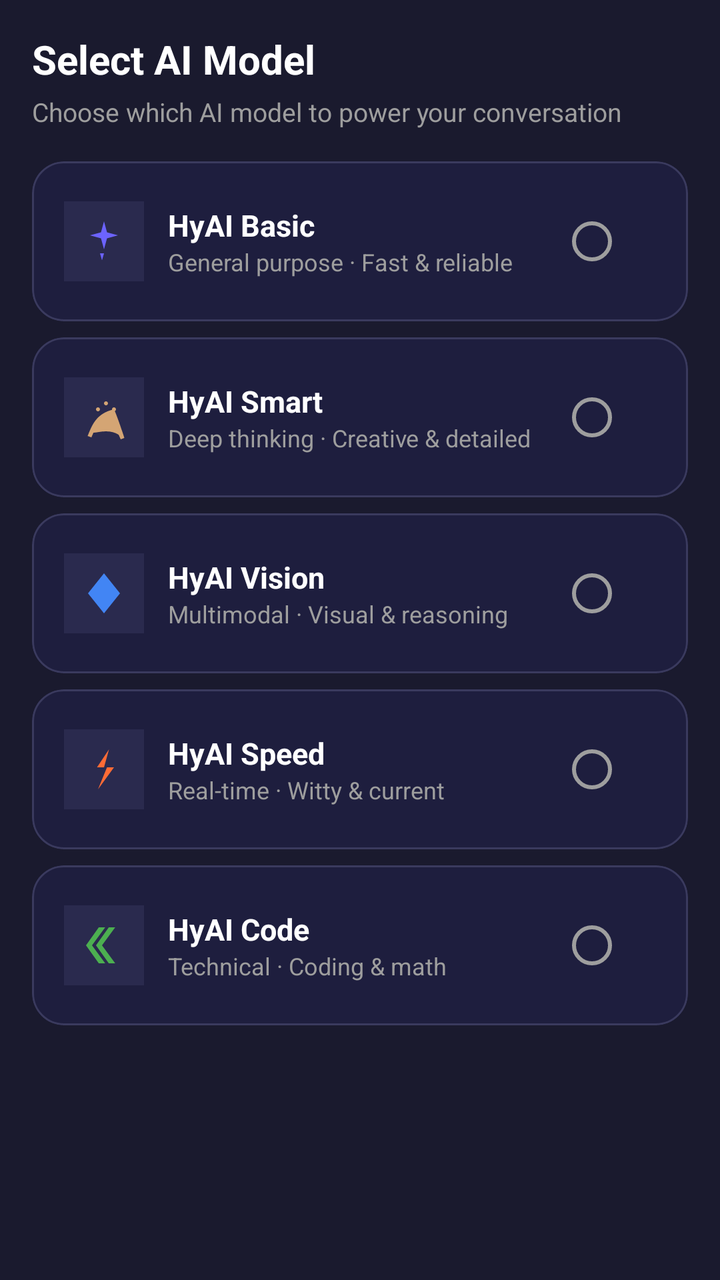
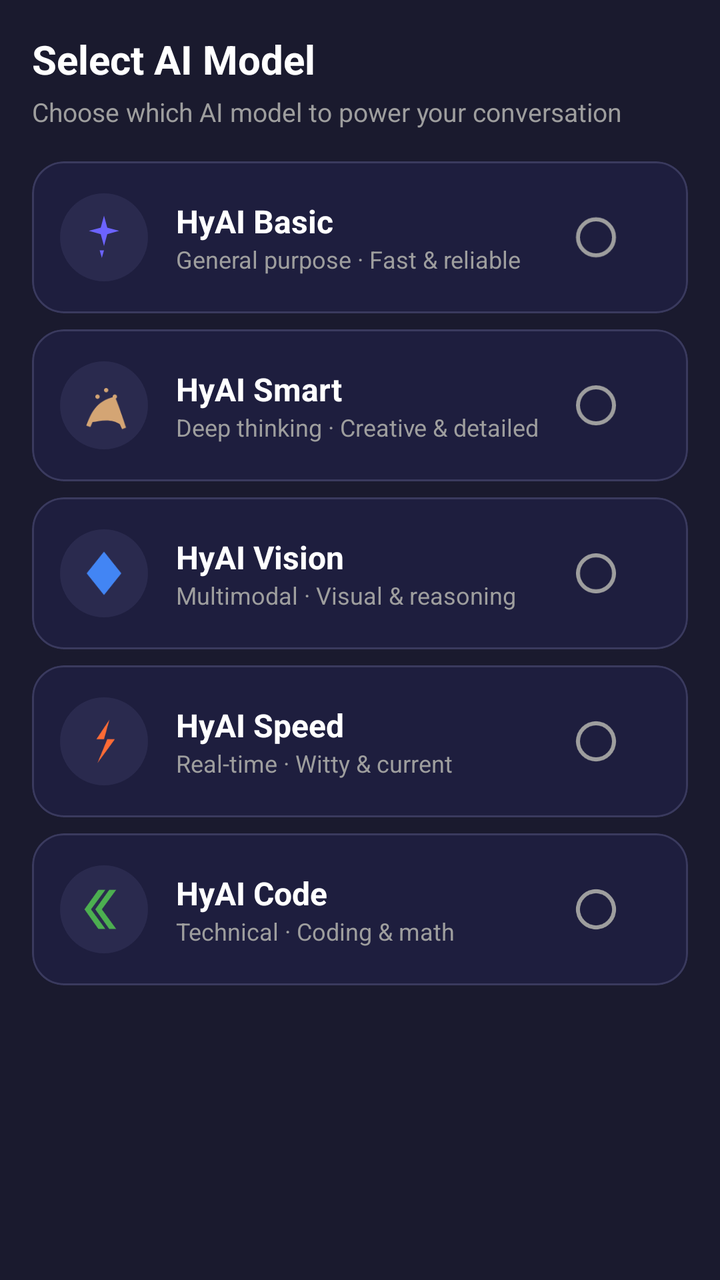

An Android layout rendered at two revisions. The XML below is the earlier revision; the diff shows what the commit changed to produce the second picture.
<!-- AndroidManifest.xml: application theme Theme.HyAI -->
<!-- res/layout/dialog_model_select.xml -->
<?xml version="1.0" encoding="utf-8"?>
<LinearLayout xmlns:android="http://schemas.android.com/apk/res/android"
    xmlns:app="http://schemas.android.com/apk/res-auto"
    android:layout_width="match_parent"
    android:layout_height="wrap_content"
    android:background="#FF1A1A2E"
    android:orientation="vertical"
    android:padding="16dp">

    <TextView
        android:layout_width="wrap_content"
        android:layout_height="wrap_content"
        android:layout_marginBottom="4dp"
        android:text="@string/select_model"
        android:textColor="#FFFFFF"
        android:textSize="20sp"
        android:textStyle="bold" />

    <TextView
        android:layout_width="wrap_content"
        android:layout_height="wrap_content"
        android:layout_marginBottom="16dp"
        android:text="Choose which AI model to power your conversation"
        android:textColor="#FF9E9E9E"
        android:textSize="13sp" />

    
    <com.google.android.material.card.MaterialCardView
        android:id="@+id/model_gpt"
        android:layout_width="match_parent"
        android:layout_height="wrap_content"
        android:layout_marginBottom="8dp"
        app:cardBackgroundColor="#FF1E1E3E"
        app:cardCornerRadius="16dp"
        app:cardElevation="0dp"
        app:contentPadding="16dp"
        app:strokeColor="#FF3A3A5E"
        app:strokeWidth="1dp">

        <LinearLayout
            android:layout_width="match_parent"
            android:layout_height="wrap_content"
            android:gravity="center_vertical"
            android:orientation="horizontal">

            <ImageView
                android:layout_width="40dp"
                android:layout_height="40dp"
                android:background="#FF2A2A4E"
                android:contentDescription="GPT"
                android:padding="8dp"
                android:src="@drawable/ic_model_gpt"
                app:tint="@color/model_gpt_color" />

            <LinearLayout
                android:layout_width="0dp"
                android:layout_height="wrap_content"
                android:layout_marginStart="12dp"
                android:layout_weight="1"
                android:orientation="vertical">
                <TextView
                    android:layout_width="wrap_content"
                    android:layout_height="wrap_content"
                    android:text="@string/model_gpt"
                    android:textColor="#FFFFFF"
                    android:textSize="15sp"
                    android:textStyle="bold" />
                <TextView
                    android:layout_width="wrap_content"
                    android:layout_height="wrap_content"
                    android:text="General purpose \u00B7 Fast &amp; reliable"
                    android:textColor="#FF9E9E9E"
                    android:textSize="12sp" />
            </LinearLayout>

            <RadioButton
                android:id="@+id/radio_gpt"
                android:layout_width="wrap_content"
                android:layout_height="wrap_content"
                android:buttonTint="@color/model_gpt_color" />
        </LinearLayout>
    </com.google.android.material.card.MaterialCardView>

    
    <com.google.android.material.card.MaterialCardView
        android:id="@+id/model_claude"
        android:layout_width="match_parent"
        android:layout_height="wrap_content"
        android:layout_marginBottom="8dp"
        app:cardBackgroundColor="#FF1E1E3E"
        app:cardCornerRadius="16dp"
        app:cardElevation="0dp"
        app:contentPadding="16dp"
        app:strokeColor="#FF3A3A5E"
        app:strokeWidth="1dp">

        <LinearLayout
            android:layout_width="match_parent"
            android:layout_height="wrap_content"
            android:gravity="center_vertical"
            android:orientation="horizontal">

            <ImageView
                android:layout_width="40dp"
                android:layout_height="40dp"
                android:background="#FF2A2A4E"
                android:contentDescription="Claude"
                android:padding="8dp"
                android:src="@drawable/ic_model_claude"
                app:tint="@color/model_claude_color" />

            <LinearLayout
                android:layout_width="0dp"
                android:layout_height="wrap_content"
                android:layout_marginStart="12dp"
                android:layout_weight="1"
                android:orientation="vertical">
                <TextView
                    android:layout_width="wrap_content"
                    android:layout_height="wrap_content"
                    android:text="@string/model_claude"
                    android:textColor="#FFFFFF"
                    android:textSize="15sp"
                    android:textStyle="bold" />
                <TextView
                    android:layout_width="wrap_content"
                    android:layout_height="wrap_content"
                    android:text="Deep thinking \u00B7 Creative &amp; detailed"
                    android:textColor="#FF9E9E9E"
                    android:textSize="12sp" />
            </LinearLayout>

            <RadioButton
                android:id="@+id/radio_claude"
                android:layout_width="wrap_content"
                android:layout_height="wrap_content"
                android:buttonTint="@color/model_claude_color" />
        </LinearLayout>
    </com.google.android.material.card.MaterialCardView>

    
    <com.google.android.material.card.MaterialCardView
        android:id="@+id/model_gemini"
        android:layout_width="match_parent"
        android:layout_height="wrap_content"
        android:layout_marginBottom="8dp"
        app:cardBackgroundColor="#FF1E1E3E"
        app:cardCornerRadius="16dp"
        app:cardElevation="0dp"
        app:contentPadding="16dp"
        app:strokeColor="#FF3A3A5E"
        app:strokeWidth="1dp">

        <LinearLayout
            android:layout_width="match_parent"
            android:layout_height="wrap_content"
            android:gravity="center_vertical"
            android:orientation="horizontal">

            <ImageView
                android:layout_width="40dp"
                android:layout_height="40dp"
                android:background="#FF2A2A4E"
                android:contentDescription="Gemini"
                android:padding="8dp"
                android:src="@drawable/ic_model_gemini"
                app:tint="@color/model_gemini_color" />

            <LinearLayout
                android:layout_width="0dp"
                android:layout_height="wrap_content"
                android:layout_marginStart="12dp"
                android:layout_weight="1"
                android:orientation="vertical">
                <TextView
                    android:layout_width="wrap_content"
                    android:layout_height="wrap_content"
                    android:text="@string/model_gemini"
                    android:textColor="#FFFFFF"
                    android:textSize="15sp"
                    android:textStyle="bold" />
                <TextView
                    android:layout_width="wrap_content"
                    android:layout_height="wrap_content"
                    android:text="Multimodal \u00B7 Visual &amp; reasoning"
                    android:textColor="#FF9E9E9E"
                    android:textSize="12sp" />
            </LinearLayout>

            <RadioButton
                android:id="@+id/radio_gemini"
                android:layout_width="wrap_content"
                android:layout_height="wrap_content"
                android:buttonTint="@color/model_gemini_color" />
        </LinearLayout>
    </com.google.android.material.card.MaterialCardView>

    
    <com.google.android.material.card.MaterialCardView
        android:id="@+id/model_grok"
        android:layout_width="match_parent"
        android:layout_height="wrap_content"
        android:layout_marginBottom="8dp"
        app:cardBackgroundColor="#FF1E1E3E"
        app:cardCornerRadius="16dp"
        app:cardElevation="0dp"
        app:contentPadding="16dp"
        app:strokeColor="#FF3A3A5E"
        app:strokeWidth="1dp">

        <LinearLayout
            android:layout_width="match_parent"
            android:layout_height="wrap_content"
            android:gravity="center_vertical"
            android:orientation="horizontal">

            <ImageView
                android:layout_width="40dp"
                android:layout_height="40dp"
                android:background="#FF2A2A4E"
                android:contentDescription="Grok"
                android:padding="8dp"
                android:src="@drawable/ic_model_grok"
                app:tint="@color/model_grok_color" />

            <LinearLayout
                android:layout_width="0dp"
                android:layout_height="wrap_content"
                android:layout_marginStart="12dp"
                android:layout_weight="1"
                android:orientation="vertical">
                <TextView
                    android:layout_width="wrap_content"
                    android:layout_height="wrap_content"
                    android:text="@string/model_grok"
                    android:textColor="#FFFFFF"
                    android:textSize="15sp"
                    android:textStyle="bold" />
                <TextView
                    android:layout_width="wrap_content"
                    android:layout_height="wrap_content"
                    android:text="Real-time \u00B7 Witty &amp; current"
                    android:textColor="#FF9E9E9E"
                    android:textSize="12sp" />
            </LinearLayout>

            <RadioButton
                android:id="@+id/radio_grok"
                android:layout_width="wrap_content"
                android:layout_height="wrap_content"
                android:buttonTint="@color/model_grok_color" />
        </LinearLayout>
    </com.google.android.material.card.MaterialCardView>

    
    <com.google.android.material.card.MaterialCardView
        android:id="@+id/model_deepseek"
        android:layout_width="match_parent"
        android:layout_height="wrap_content"
        android:layout_marginBottom="16dp"
        app:cardBackgroundColor="#FF1E1E3E"
        app:cardCornerRadius="16dp"
        app:cardElevation="0dp"
        app:contentPadding="16dp"
        app:strokeColor="#FF3A3A5E"
        app:strokeWidth="1dp">

        <LinearLayout
            android:layout_width="match_parent"
            android:layout_height="wrap_content"
            android:gravity="center_vertical"
            android:orientation="horizontal">

            <ImageView
                android:layout_width="40dp"
                android:layout_height="40dp"
                android:background="#FF2A2A4E"
                android:contentDescription="DeepSeek"
                android:padding="8dp"
                android:src="@drawable/ic_model_deepseek"
                app:tint="@color/model_deepseek_color" />

            <LinearLayout
                android:layout_width="0dp"
                android:layout_height="wrap_content"
                android:layout_marginStart="12dp"
                android:layout_weight="1"
                android:orientation="vertical">
                <TextView
                    android:layout_width="wrap_content"
                    android:layout_height="wrap_content"
                    android:text="@string/model_deepseek"
                    android:textColor="#FFFFFF"
                    android:textSize="15sp"
                    android:textStyle="bold" />
                <TextView
                    android:layout_width="wrap_content"
                    android:layout_height="wrap_content"
                    android:text="Technical \u00B7 Coding &amp; math"
                    android:textColor="#FF9E9E9E"
                    android:textSize="12sp" />
            </LinearLayout>

            <RadioButton
                android:id="@+id/radio_deepseek"
                android:layout_width="wrap_content"
                android:layout_height="wrap_content"
                android:buttonTint="@color/model_deepseek_color" />
        </LinearLayout>
    </com.google.android.material.card.MaterialCardView>

</LinearLayout>
<!-- resources referenced by this layout -->
<resources>
  <color name="model_claude_color">#FFD4A574</color>
  <color name="model_deepseek_color">#FF4CAF50</color>
  <color name="model_gemini_color">#FF4285F4</color>
  <color name="model_gpt_color">#FF6C63FF</color>
  <color name="model_grok_color">#FFFF6B35</color>
  <!-- drawable ic_model_deepseek (drawable) -->
  <?xml version="1.0" encoding="utf-8"?>
  <vector xmlns:android="http://schemas.android.com/apk/res/android"
      android:width="24dp"
      android:height="24dp"
      android:viewportWidth="24"
      android:viewportHeight="24"
      android:tint="?attr/colorControlNormal">
      <path
          android:fillColor="#FF000000"
          android:pathData="M9.4,3L3,12l6.4,9h3.2L6,12l6.6,-9z" />
      <path
          android:fillColor="#FF000000"
          android:pathData="M14.4,3L8,12l6.4,9h3.2L11,12l6.6,-9z" />
  </vector>
  <!-- drawable ic_model_gemini (drawable) -->
  <?xml version="1.0" encoding="utf-8"?>
  <vector xmlns:android="http://schemas.android.com/apk/res/android"
      android:width="24dp"
      android:height="24dp"
      android:viewportWidth="24"
      android:viewportHeight="24"
      android:tint="?attr/colorControlNormal">
      <path
          android:fillColor="#FF000000"
          android:pathData="M12,2L4,12l8,10l8,-10z" />
      <path
          android:fillColor="#00000000"
          android:strokeColor="#FF000000"
          android:strokeWidth="1.5"
          android:pathData="M12,6L7,12l5,6l5,-6z" />
      <path
          android:fillColor="#FF000000"
          android:pathData="M12,4v16" />
  </vector>
  <!-- drawable ic_model_gpt (drawable) -->
  <?xml version="1.0" encoding="utf-8"?>
  <vector xmlns:android="http://schemas.android.com/apk/res/android"
      android:width="24dp"
      android:height="24dp"
      android:viewportWidth="24"
      android:viewportHeight="24"
      android:tint="?attr/colorControlNormal">
      <path
          android:fillColor="#FF000000"
          android:pathData="M12,2l1.5,5.5L19,9l-5.5,1.5L12,16l-1.5,-5.5L5,9l5.5,-1.5z" />
      <path
          android:fillColor="#FF000000"
          android:pathData="M12,18l-1,3.5l-1,-3.5z" />
  </vector>
  <!-- drawable ic_model_grok (drawable) -->
  <?xml version="1.0" encoding="utf-8"?>
  <vector xmlns:android="http://schemas.android.com/apk/res/android"
      android:width="24dp"
      android:height="24dp"
      android:viewportWidth="24"
      android:viewportHeight="24"
      android:tint="?attr/colorControlNormal">
      <path
          android:fillColor="#FF000000"
          android:pathData="M14.5,2l-6,9h5l-4.5,11L17,11h-5z" />
  </vector>
  <string name="model_claude">HyAI Smart</string>
  <string name="model_deepseek">HyAI Code</string>
  <string name="model_gemini">HyAI Vision</string>
  <string name="model_gpt">HyAI Basic</string>
  <string name="model_grok">HyAI Speed</string>
  <string name="select_model">Select AI Model</string>
  <color name="purple_500">#FF6C63FF</color>
  <color name="accent_pink">#FFFF4081</color>
  <color name="dark_background">#FF0D0D0D</color>
  <color name="dark_surface">#FF121212</color>
  <color name="text_hint">#FF9E9E9E</color>
  <style name="TextAppearance.HyAI.Headline" parent="TextAppearance.Material3.HeadlineMedium">
          <item name="android:fontFamily">sans-serif</item>
          <item name="android:textStyle">bold</item>
      </style>
  <style name="TextAppearance.HyAI.Body" parent="TextAppearance.Material3.BodyLarge">
          <item name="android:fontFamily">sans-serif</item>
          <item name="android:lineSpacingExtra">6dp</item>
      </style>
  <!-- unchanged entries left out for length: 2 -->
</resources>

<!-- the commit's change to res/layout/dialog_model_select.xml (unified diff, before → after) -->
@@ -33,29 +33,35 @@
         app:cardBackgroundColor="#FF1E1E3E"
         app:cardCornerRadius="16dp"
         app:cardElevation="0dp"
-        app:contentPadding="16dp"
-        app:strokeColor="#FF3A3A5E"
-        app:strokeWidth="1dp">
-
-        <LinearLayout
-            android:layout_width="match_parent"
-            android:layout_height="wrap_content"
-            android:gravity="center_vertical"
-            android:orientation="horizontal">
-
-            <ImageView
-                android:layout_width="40dp"
-                android:layout_height="40dp"
-                android:background="#FF2A2A4E"
-                android:contentDescription="GPT"
-                android:padding="8dp"
-                android:src="@drawable/ic_model_gpt"
-                app:tint="@color/model_gpt_color" />
-
-            <LinearLayout
-                android:layout_width="0dp"
-                android:layout_height="wrap_content"
-                android:layout_marginStart="12dp"
+        app:contentPadding="14dp"
+        app:strokeColor="#FF3A3A5E"
+        app:strokeWidth="1dp"
+        android:foreground="?attr/selectableItemBackground">
+
+        <LinearLayout
+            android:layout_width="match_parent"
+            android:layout_height="wrap_content"
+            android:gravity="center_vertical"
+            android:orientation="horizontal">
+
+            <LinearLayout
+                android:layout_width="44dp"
+                android:layout_height="44dp"
+                android:background="@drawable/bg_icon_circle"
+                android:gravity="center">
+
+                <ImageView
+                    android:layout_width="26dp"
+                    android:layout_height="26dp"
+                    android:contentDescription="Basic"
+                    android:src="@drawable/ic_model_gpt"
+                    app:tint="@color/model_gpt_color" />
+            </LinearLayout>
+
+            <LinearLayout
+                android:layout_width="0dp"
+                android:layout_height="wrap_content"
+                android:layout_marginStart="14dp"
                 android:layout_weight="1"
                 android:orientation="vertical">
                 <TextView
@@ -63,7 +69,7 @@
                     android:layout_height="wrap_content"
                     android:text="@string/model_gpt"
                     android:textColor="#FFFFFF"
-                    android:textSize="15sp"
+                    android:textSize="16sp"
                     android:textStyle="bold" />
                 <TextView
                     android:layout_width="wrap_content"
@@ -90,29 +96,35 @@
         app:cardBackgroundColor="#FF1E1E3E"
         app:cardCornerRadius="16dp"
         app:cardElevation="0dp"
-        app:contentPadding="16dp"
-        app:strokeColor="#FF3A3A5E"
-        app:strokeWidth="1dp">
-
-        <LinearLayout
-            android:layout_width="match_parent"
-            android:layout_height="wrap_content"
-            android:gravity="center_vertical"
-            android:orientation="horizontal">
-
-            <ImageView
-                android:layout_width="40dp"
-                android:layout_height="40dp"
-                android:background="#FF2A2A4E"
-                android:contentDescription="Claude"
-                android:padding="8dp"
-                android:src="@drawable/ic_model_claude"
-                app:tint="@color/model_claude_color" />
-
-            <LinearLayout
-                android:layout_width="0dp"
-                android:layout_height="wrap_content"
-                android:layout_marginStart="12dp"
+        app:contentPadding="14dp"
+        app:strokeColor="#FF3A3A5E"
+        app:strokeWidth="1dp"
+        android:foreground="?attr/selectableItemBackground">
+
+        <LinearLayout
+            android:layout_width="match_parent"
+            android:layout_height="wrap_content"
+            android:gravity="center_vertical"
+            android:orientation="horizontal">
+
+            <LinearLayout
+                android:layout_width="44dp"
+                android:layout_height="44dp"
+                android:background="@drawable/bg_icon_circle"
+                android:gravity="center">
+
+                <ImageView
+                    android:layout_width="26dp"
+                    android:layout_height="26dp"
+                    android:contentDescription="Smart"
+                    android:src="@drawable/ic_model_claude"
+                    app:tint="@color/model_claude_color" />
+            </LinearLayout>
+
+            <LinearLayout
+                android:layout_width="0dp"
+                android:layout_height="wrap_content"
+                android:layout_marginStart="14dp"
                 android:layout_weight="1"
                 android:orientation="vertical">
                 <TextView
@@ -120,7 +132,7 @@
                     android:layout_height="wrap_content"
                     android:text="@string/model_claude"
                     android:textColor="#FFFFFF"
-                    android:textSize="15sp"
+                    android:textSize="16sp"
                     android:textStyle="bold" />
                 <TextView
                     android:layout_width="wrap_content"
@@ -147,29 +159,35 @@
         app:cardBackgroundColor="#FF1E1E3E"
         app:cardCornerRadius="16dp"
         app:cardElevation="0dp"
-        app:contentPadding="16dp"
-        app:strokeColor="#FF3A3A5E"
-        app:strokeWidth="1dp">
-
-        <LinearLayout
-            android:layout_width="match_parent"
-            android:layout_height="wrap_content"
-            android:gravity="center_vertical"
-            android:orientation="horizontal">
-
-            <ImageView
-                android:layout_width="40dp"
-                android:layout_height="40dp"
-                android:background="#FF2A2A4E"
-                android:contentDescription="Gemini"
-                android:padding="8dp"
-                android:src="@drawable/ic_model_gemini"
-                app:tint="@color/model_gemini_color" />
-
-            <LinearLayout
-                android:layout_width="0dp"
-                android:layout_height="wrap_content"
-                android:layout_marginStart="12dp"
+        app:contentPadding="14dp"
+        app:strokeColor="#FF3A3A5E"
+        app:strokeWidth="1dp"
+        android:foreground="?attr/selectableItemBackground">
+
+        <LinearLayout
+            android:layout_width="match_parent"
+            android:layout_height="wrap_content"
+            android:gravity="center_vertical"
+            android:orientation="horizontal">
+
+            <LinearLayout
+                android:layout_width="44dp"
+                android:layout_height="44dp"
+                android:background="@drawable/bg_icon_circle"
+                android:gravity="center">
+
+                <ImageView
+                    android:layout_width="26dp"
+                    android:layout_height="26dp"
+                    android:contentDescription="Vision"
+                    android:src="@drawable/ic_model_gemini"
+                    app:tint="@color/model_gemini_color" />
+            </LinearLayout>
+
+            <LinearLayout
+                android:layout_width="0dp"
+                android:layout_height="wrap_content"
+                android:layout_marginStart="14dp"
                 android:layout_weight="1"
                 android:orientation="vertical">
                 <TextView
@@ -177,7 +195,7 @@
                     android:layout_height="wrap_content"
                     android:text="@string/model_gemini"
                     android:textColor="#FFFFFF"
-                    android:textSize="15sp"
+                    android:textSize="16sp"
                     android:textStyle="bold" />
                 <TextView
                     android:layout_width="wrap_content"
@@ -204,29 +222,35 @@
         app:cardBackgroundColor="#FF1E1E3E"
         app:cardCornerRadius="16dp"
         app:cardElevation="0dp"
-        app:contentPadding="16dp"
-        app:strokeColor="#FF3A3A5E"
-        app:strokeWidth="1dp">
-
-        <LinearLayout
-            android:layout_width="match_parent"
-            android:layout_height="wrap_content"
-            android:gravity="center_vertical"
-            android:orientation="horizontal">
-
-            <ImageView
-                android:layout_width="40dp"
-                android:layout_height="40dp"
-                android:background="#FF2A2A4E"
-                android:contentDescription="Grok"
-                android:padding="8dp"
-                android:src="@drawable/ic_model_grok"
-                app:tint="@color/model_grok_color" />
-
-            <LinearLayout
-                android:layout_width="0dp"
-                android:layout_height="wrap_content"
-                android:layout_marginStart="12dp"
+        app:contentPadding="14dp"
+        app:strokeColor="#FF3A3A5E"
+        app:strokeWidth="1dp"
+        android:foreground="?attr/selectableItemBackground">
+
+        <LinearLayout
+            android:layout_width="match_parent"
+            android:layout_height="wrap_content"
+            android:gravity="center_vertical"
+            android:orientation="horizontal">
+
+            <LinearLayout
+                android:layout_width="44dp"
+                android:layout_height="44dp"
+                android:background="@drawable/bg_icon_circle"
+                android:gravity="center">
+
+                <ImageView
+                    android:layout_width="26dp"
+                    android:layout_height="26dp"
+                    android:contentDescription="Speed"
+                    android:src="@drawable/ic_model_grok"
+                    app:tint="@color/model_grok_color" />
+            </LinearLayout>
+
+            <LinearLayout
+                android:layout_width="0dp"
+                android:layout_height="wrap_content"
+                android:layout_marginStart="14dp"
                 android:layout_weight="1"
                 android:orientation="vertical">
                 <TextView
@@ -234,7 +258,7 @@
                     android:layout_height="wrap_content"
                     android:text="@string/model_grok"
                     android:textColor="#FFFFFF"
-                    android:textSize="15sp"
+                    android:textSize="16sp"
                     android:textStyle="bold" />
                 <TextView
                     android:layout_width="wrap_content"
@@ -261,29 +285,35 @@
         app:cardBackgroundColor="#FF1E1E3E"
         app:cardCornerRadius="16dp"
         app:cardElevation="0dp"
-        app:contentPadding="16dp"
-        app:strokeColor="#FF3A3A5E"
-        app:strokeWidth="1dp">
-
-        <LinearLayout
-            android:layout_width="match_parent"
-            android:layout_height="wrap_content"
-            android:gravity="center_vertical"
-            android:orientation="horizontal">
-
-            <ImageView
-                android:layout_width="40dp"
-                android:layout_height="40dp"
-                android:background="#FF2A2A4E"
-                android:contentDescription="DeepSeek"
-                android:padding="8dp"
-                android:src="@drawable/ic_model_deepseek"
-                app:tint="@color/model_deepseek_color" />
-
-            <LinearLayout
-                android:layout_width="0dp"
-                android:layout_height="wrap_content"
-                android:layout_marginStart="12dp"
+        app:contentPadding="14dp"
+        app:strokeColor="#FF3A3A5E"
+        app:strokeWidth="1dp"
+        android:foreground="?attr/selectableItemBackground">
+
+        <LinearLayout
+            android:layout_width="match_parent"
+            android:layout_height="wrap_content"
+            android:gravity="center_vertical"
+            android:orientation="horizontal">
+
+            <LinearLayout
+                android:layout_width="44dp"
+                android:layout_height="44dp"
+                android:background="@drawable/bg_icon_circle"
+                android:gravity="center">
+
+                <ImageView
+                    android:layout_width="26dp"
+                    android:layout_height="26dp"
+                    android:contentDescription="Code"
+                    android:src="@drawable/ic_model_deepseek"
+                    app:tint="@color/model_deepseek_color" />
+            </LinearLayout>
+
+            <LinearLayout
+                android:layout_width="0dp"
+                android:layout_height="wrap_content"
+                android:layout_marginStart="14dp"
                 android:layout_weight="1"
                 android:orientation="vertical">
                 <TextView
@@ -291,7 +321,7 @@
                     android:layout_height="wrap_content"
                     android:text="@string/model_deepseek"
                     android:textColor="#FFFFFF"
-                    android:textSize="15sp"
+                    android:textSize="16sp"
                     android:textStyle="bold" />
                 <TextView
                     android:layout_width="wrap_content"
<!-- resource entries referenced after the edit -->
@@ -5,6 +5,11 @@
   <color name="model_gemini_color">#FF4285F4</color>
   <color name="model_gpt_color">#FF6C63FF</color>
   <color name="model_grok_color">#FFFF6B35</color>
+  <!-- drawable bg_icon_circle (drawable) -->
+  <?xml version="1.0" encoding="utf-8"?>
+  <shape xmlns:android="http://schemas.android.com/apk/res/android" android:shape="oval">
+      <solid android:color="#FF2A2A4E" />
+  </shape>
   <!-- drawable ic_model_deepseek (drawable) -->
   <?xml version="1.0" encoding="utf-8"?>
   <vector xmlns:android="http://schemas.android.com/apk/res/android"
